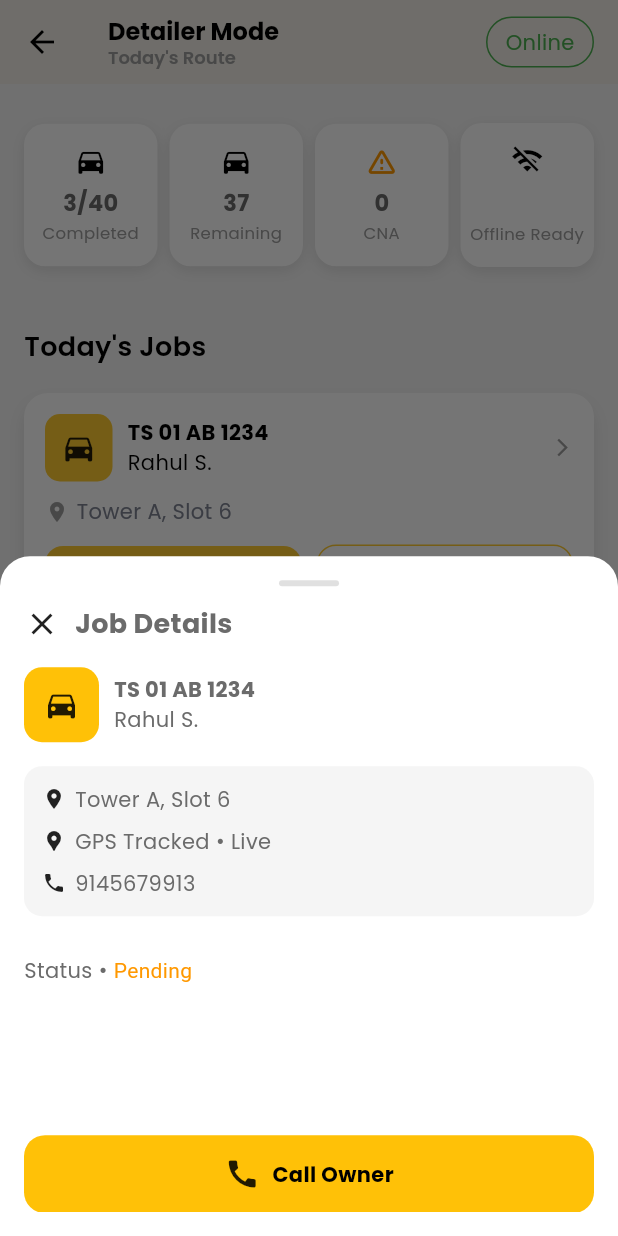
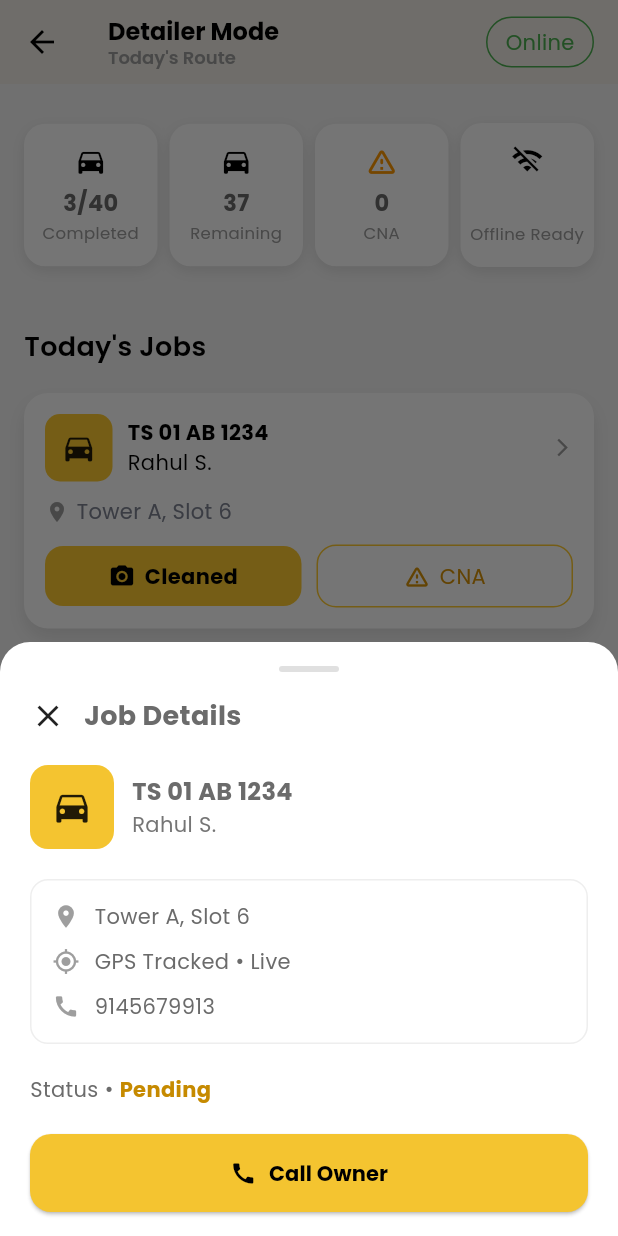
Before and after one commit to Arjun-52/autozy_vendor_app, a Flutter app: the DetailerDashboard screen opened by its route, after a tap on "TS 01 AB 1234", on a phone screen of 412 x 824 dp. Run offline on Flutter 3.47's test engine with Material 3 defaults, Android fonts, the phone set to English and light mode, and no system bars; our stand-ins replace another_flushbar, go_router, image_picker.

Commit message:
detailers done

```diff
--- a/lib/data/models/job_model.dart
+++ b/lib/data/models/job_model.dart
@@ -0,0 +1,13 @@
+class JobModel {
+  final String vehicle;
+  final String name;
+  final String location;
+  bool isCompleted;
+
+  JobModel({
+    required this.vehicle,
+    required this.name,
+    required this.location,
+    this.isCompleted = false,
+  });
+}
--- a/lib/viewmodels/dashboard_viewmodel.dart
+++ b/lib/viewmodels/dashboard_viewmodel.dart
@@ -1,51 +1,69 @@
 import 'package:flutter/material.dart';
-import '../core/services/navigation_service.dart';
-import '../core/base/base_viewmodel.dart';
+import '../../data/models/job_model.dart';
 
-class DashboardViewModel extends BaseViewModel {
-  // State variables
-  bool _isLoggedOut = false;
-  String? _userRole;
-  String? _userName;
+class DashboardViewModel extends ChangeNotifier {
+  List<JobModel> _jobs = [];
 
-  // Getters
-  bool get isLoggedOut => _isLoggedOut;
-  String? get userRole => _userRole;
-  String? get userName => _userName;
+  List<JobModel> get jobs => List.unmodifiable(_jobs);
 
-  Future<void> loadDashboardData(String userRole) async {
-    await executeOperation(() async {
-      await Future.delayed(const Duration(seconds: 1));
-      _userRole = userRole;
-      _userName = 'John Doe';
-    }, onError: 'Failed to load dashboard');
+  void loadJobs() {
+    _jobs = [
+      JobModel(
+        vehicle: "TS 01 AB 1234",
+        name: "Rahul S.",
+        location: "Tower A, Slot 6",
+        isCompleted: false,
+      ),
+      JobModel(
+        vehicle: "MH 03 CD 5678",
+        name: "Priya N.",
+        location: "Tower B, Slot 5",
+        isCompleted: false,
+      ),
+      JobModel(
+        vehicle: "MH 04 EF 9012",
+        name: "Amit K.",
+        location: "Tower B, Slot 8",
+        isCompleted: false,
+      ),
+    ];
+    notifyListeners();
   }
 
-  /// Handle back navigation
-  void handleBackNavigation() {
-    if (NavigationService.context != null &&
-        Navigator.canPop(NavigationService.context!)) {
-      NavigationService.pop();
-    } else {
-      NavigationService.goToRole();
+  bool markJobCompleted(int index) {
+    if (index < 0 || index >= _jobs.length) {
+      return false;
     }
+
+    _jobs[index] = JobModel(
+      vehicle: _jobs[index].vehicle,
+      name: _jobs[index].name,
+      location: _jobs[index].location,
+      isCompleted: true,
+    );
+    notifyListeners();
+    return true;
   }
 
-  /// Logout user
-  Future<void> logout() async {
-    await executeOperation(() async {
-      await Future.delayed(const Duration(seconds: 1));
-      _userRole = null;
-      _userName = null;
-      _isLoggedOut = true;
-      // Navigate to role screen
-      NavigationService.goToRole();
-    }, onError: 'Failed to logout');
+  bool undoJob(int index) {
+    if (index < 0 || index >= _jobs.length) {
+      return false;
+    }
+
+    _jobs[index] = JobModel(
+      vehicle: _jobs[index].vehicle,
+      name: _jobs[index].name,
+      location: _jobs[index].location,
+      isCompleted: false,
+    );
+    notifyListeners();
+    return true;
   }
 
-  /// Reset logout state
-  void resetRole() {
-    _isLoggedOut = false;
-    notifyListeners();
+  JobModel? getJob(int index) {
+    if (index < 0 || index >= _jobs.length) {
+      return null;
+    }
+    return _jobs[index];
   }
 }
--- /dev/null
+++ b/lib/viewmodels/job_details_viewmodel.dart
@@ -0,0 +1,14 @@
+import 'package:flutter/material.dart';
+
+class JobDetailsViewModel extends ChangeNotifier {
+  String vehicleNumber = "TS 01 AB 1234";
+  String customerName = "Rahul S.";
+  String location = "Tower A, Slot 6";
+  String phone = "9145679913";
+  String status = "Pending";
+
+  void callOwner() {
+    debugPrint("Calling $phone");
+    // later: integrate url_launcher
+  }
+}
--- a/lib/views/dashboard/screens/detailer_dashboard.dart
+++ b/lib/views/dashboard/screens/detailer_dashboard.dart
@@ -1,3 +1,5 @@
+import 'package:autozy_vendor_app/viewmodels/job_details_viewmodel.dart';
+import 'package:autozy_vendor_app/views/dashboard/screens/job_details.dart';
 import 'package:flutter/material.dart';
 import 'package:provider/provider.dart';
 import '../widgets/status_card.dart';
@@ -16,11 +18,25 @@ class _DetailerDashboardState extends State<DetailerDashboard> {
   @override
   void initState() {
     super.initState();
-    // Reset logout state when dashboard is initialized
+    // Load jobs when dashboard is initialized
     WidgetsBinding.instance.addPostFrameCallback((_) {
       final vm = context.read<DashboardViewModel>();
-      vm.resetRole();
+      vm.loadJobs();
     });
+  }
+
+  void openJobDetails(BuildContext context) {
+    showModalBottomSheet(
+      context: context,
+      isScrollControlled: true,
+      backgroundColor: Colors.transparent,
+      builder: (_) {
+        return ChangeNotifierProvider(
+          create: (_) => JobDetailsViewModel(),
+          child: const JobDetailsScreen(),
+        );
+      },
+    );
   }
 
   @override
@@ -135,26 +151,34 @@ class _DetailerDashboardState extends State<DetailerDashboard> {
             const SizedBox(height: 10),
 
             Expanded(
-              child: ListView(
-                padding: const EdgeInsets.only(bottom: 30),
-                children: const [
-                  JobCard(
-                    vehicle: "TS 01 AB 1234",
-                    name: "Rahul S.",
-                    location: "Tower A, Slot 6",
-                  ),
-                  JobCard(
-                    vehicle: "MH 03 CD 5678",
-                    name: "Priya M.",
-                    location: "Tower B, Slot 5",
-                  ),
-                  JobCard(
-                    vehicle: "MH 04 EF 9012",
-                    name: "Ravi K.",
-                    location: "Tower B, Slot 8",
-                    isCompleted: true,
-                  ),
-                ],
+              child: Consumer<DashboardViewModel>(
+                builder: (context, viewModel, child) {
+                  if (viewModel.jobs.isEmpty) {
+                    return const Center(
+                      child: Text(
+                        "No jobs available",
+                        style: TextStyle(fontSize: 16, color: Colors.grey),
+                      ),
+                    );
+                  }
+
+                  return ListView.builder(
+                    padding: const EdgeInsets.only(bottom: 30),
+                    itemCount: viewModel.jobs.length,
+                    itemBuilder: (context, index) {
+                      final job = viewModel.jobs[index];
+                      return JobCard(
+                        key: ValueKey(job.vehicle),
+                        vehicle: job.vehicle,
+                        name: job.name,
+                        location: job.location,
+                        isCompleted: job.isCompleted,
+                        index: index,
+                        onTap: () => openJobDetails(context),
+                      );
+                    },
+                  );
+                },
               ),
             ),
           ],
--- /dev/null
+++ b/lib/views/dashboard/screens/job_details.dart
@@ -0,0 +1,157 @@
+import 'package:autozy_vendor_app/viewmodels/job_details_viewmodel.dart';
+import 'package:flutter/material.dart';
+import 'package:provider/provider.dart';
+
+class JobDetailsScreen extends StatelessWidget {
+  const JobDetailsScreen({super.key});
+
+  @override
+  Widget build(BuildContext context) {
+    final vm = Provider.of<JobDetailsViewModel>(context);
+
+    return Container(
+      padding: const EdgeInsets.symmetric(horizontal: 20, vertical: 16),
+      decoration: const BoxDecoration(
+        color: Colors.white,
+        borderRadius: BorderRadius.vertical(top: Radius.circular(20)),
+      ),
+      child: Column(
+        mainAxisSize: MainAxisSize.min,
+        crossAxisAlignment: CrossAxisAlignment.start,
+        children: [
+          // drag handle
+          Center(
+            child: Container(
+              width: 40,
+              height: 4,
+              margin: const EdgeInsets.only(bottom: 16),
+              decoration: BoxDecoration(
+                color: Colors.grey[300],
+                borderRadius: BorderRadius.circular(10),
+              ),
+            ),
+          ),
+
+          // header
+          Row(
+            children: [
+              GestureDetector(
+                onTap: () => Navigator.pop(context),
+                child: const Icon(Icons.close),
+              ),
+              const SizedBox(width: 12),
+              const Text(
+                "Job Details",
+                style: TextStyle(fontSize: 18, fontWeight: FontWeight.bold),
+              ),
+            ],
+          ),
+
+          const SizedBox(height: 20),
+
+          // vehicle + name
+          Row(
+            children: [
+              Container(
+                padding: const EdgeInsets.all(14),
+                decoration: BoxDecoration(
+                  color: const Color(0xffF4C430),
+                  borderRadius: BorderRadius.circular(12),
+                ),
+                child: const Icon(Icons.directions_car, size: 28),
+              ),
+              const SizedBox(width: 12),
+              Column(
+                crossAxisAlignment: CrossAxisAlignment.start,
+                children: [
+                  Text(
+                    vm.vehicleNumber,
+                    style: const TextStyle(
+                      fontWeight: FontWeight.bold,
+                      fontSize: 16,
+                    ),
+                  ),
+                  Text(
+                    vm.customerName,
+                    style: TextStyle(color: Colors.grey[600]),
+                  ),
+                ],
+              ),
+            ],
+          ),
+
+          const SizedBox(height: 20),
+
+          // info card
+          Container(
+            padding: const EdgeInsets.all(14),
+            decoration: BoxDecoration(
+              border: Border.all(color: Colors.grey.shade200),
+              borderRadius: BorderRadius.circular(12),
+            ),
+            child: Column(
+              children: [
+                _infoRow(Icons.location_on, vm.location),
+                const SizedBox(height: 10),
+                _infoRow(Icons.gps_fixed, "GPS Tracked • Live"),
+                const SizedBox(height: 10),
+                _infoRow(Icons.call, vm.phone),
+              ],
+            ),
+          ),
+
+          const SizedBox(height: 20),
+
+          // status
+          Row(
+            children: [
+              const Text("Status • "),
+              Text(
+                vm.status,
+                style: const TextStyle(
+                  color: Color(0xffC68A00),
+                  fontWeight: FontWeight.bold,
+                ),
+              ),
+            ],
+          ),
+
+          const SizedBox(height: 20),
+
+          // button
+          SizedBox(
+            width: double.infinity,
+            child: ElevatedButton.icon(
+              onPressed: vm.callOwner,
+              style: ElevatedButton.styleFrom(
+                backgroundColor: const Color(0xffF4C430),
+                padding: const EdgeInsets.symmetric(vertical: 16),
+                shape: RoundedRectangleBorder(
+                  borderRadius: BorderRadius.circular(14),
+                ),
+              ),
+              icon: const Icon(Icons.call, color: Colors.black),
+              label: const Text(
+                "Call Owner",
+                style: TextStyle(
+                  color: Colors.black,
+                  fontWeight: FontWeight.bold,
+                ),
+              ),
+            ),
+          ),
+        ],
+      ),
+    );
+  }
+
+  Widget _infoRow(IconData icon, String text) {
+    return Row(
+      children: [
+        Icon(icon, size: 18, color: Colors.grey),
+        const SizedBox(width: 10),
+        Text(text),
+      ],
+    );
+  }
+}
--- a/lib/views/dashboard/widgets/job_card.dart
+++ b/lib/views/dashboard/widgets/job_card.dart
@@ -1,46 +1,48 @@
 import 'package:autozy_vendor_app/views/dashboard/widgets/capture_photo_bottom_sheet.dart';
 import 'package:flutter/material.dart';
+import 'package:provider/provider.dart';
 import '../../../core/constants/app_colors.dart';
-import 'job_details_bottom_sheet.dart';
+import '../../../viewmodels/dashboard_viewmodel.dart';
 
 class JobCard extends StatelessWidget {
   final String vehicle;
   final String name;
   final String location;
   final bool isCompleted;
-
+  final int? index;
+  final VoidCallback? onTap;
   const JobCard({
     super.key,
     required this.vehicle,
     required this.name,
     required this.location,
     this.isCompleted = false,
+    this.index,
+    this.onTap,
   });
 
-  void _openBottomSheet(BuildContext context) {
+  void _openCapturePhotoBottomSheet(BuildContext context) {
+    if (index == null) return;
+
     showModalBottomSheet(
       context: context,
       isScrollControlled: true,
       backgroundColor: Colors.transparent,
-      builder: (_) => JobDetailsBottomSheet(
-        vehicle: vehicle,
-        name: name,
-        location: location,
-        phone: "9145679913",
-      ),
+      builder: (_) => CapturePhotoBottomSheet(jobIndex: index!),
     );
   }
 
   @override
   Widget build(BuildContext context) {
-    return GestureDetector(
-      onTap: () => _openBottomSheet(context),
+    return InkWell(
+      onTap: onTap,
+      borderRadius: BorderRadius.circular(16),
 
       child: Container(
         margin: const EdgeInsets.symmetric(vertical: 8),
         padding: const EdgeInsets.all(14),
         decoration: BoxDecoration(
-          color: Colors.white,
+          color: isCompleted ? Colors.grey.shade100 : Colors.white,
           borderRadius: BorderRadius.circular(16),
           boxShadow: [
             BoxShadow(
@@ -90,10 +92,17 @@ class JobCard extends StatelessWidget {
                 Row(
                   children: [
                     if (isCompleted)
-                      const Icon(
-                        Icons.check_circle,
+                      Container(
+                        padding: const EdgeInsets.all(4),
+                        decoration: BoxDecoration(
                           color: Colors.green,
-                        size: 20,
+                          shape: BoxShape.circle,
+                        ),
+                        child: const Icon(
+                          Icons.check,
+                          color: Colors.white,
+                          size: 16,
+                        ),
                       ),
 
                     if (isCompleted) const SizedBox(width: 6),
@@ -129,15 +138,9 @@ class JobCard extends StatelessWidget {
               Row(
                 children: [
                   Expanded(
-                    child: GestureDetector(
-                      onTap: () {
-                        showModalBottomSheet(
-                          context: context,
-                          isScrollControlled: true,
-                          backgroundColor: Colors.transparent,
-                          builder: (_) => const CapturePhotoBottomSheet(),
-                        );
-                      },
+                    child: InkWell(
+                      onTap: () => _openCapturePhotoBottomSheet(context),
+                      borderRadius: BorderRadius.circular(12),
                       child: Container(
                         padding: const EdgeInsets.symmetric(vertical: 10),
                         decoration: BoxDecoration(
@@ -169,15 +172,20 @@ class JobCard extends StatelessWidget {
                   const SizedBox(width: 10),
 
                   Expanded(
+                    child: InkWell(
+                      onTap: () {
+                        // TODO: Implement CNA functionality
+                      },
+                      borderRadius: BorderRadius.circular(13),
                       child: Container(
                         padding: const EdgeInsets.symmetric(vertical: 10),
                         decoration: BoxDecoration(
                           border: Border.all(color: AppColors.primary),
                           borderRadius: BorderRadius.circular(13),
                         ),
-                      child: Row(
+                        child: const Row(
                           mainAxisAlignment: MainAxisAlignment.center,
-                        children: const [
+                          children: [
                             Icon(
                               Icons.warning_amber_rounded,
                               size: 18,
@@ -192,7 +200,42 @@ class JobCard extends StatelessWidget {
                         ),
                       ),
                     ),
+                  ),
                 ],
+              ),
+            ] else if (isCompleted) ...[
+              const SizedBox(height: 12),
+              SizedBox(
+                width: double.infinity,
+                child: InkWell(
+                  onTap: () {
+                    if (index != null) {
+                      context.read<DashboardViewModel>().undoJob(index!);
+                    }
+                  },
+                  borderRadius: BorderRadius.circular(12),
+                  child: Container(
+                    padding: const EdgeInsets.symmetric(vertical: 10),
+                    decoration: BoxDecoration(
+                      color: Colors.orange.shade100,
+                      borderRadius: BorderRadius.circular(12),
+                    ),
+                    child: const Row(
+                      mainAxisAlignment: MainAxisAlignment.center,
+                      children: [
+                        Icon(Icons.undo, size: 18, color: Color(0xFFD79306)),
+                        SizedBox(width: 6),
+                        Text(
+                          "Undo",
+                          style: TextStyle(
+                            fontWeight: FontWeight.bold,
+                            color: Color(0xFFD79306),
+                          ),
+                        ),
+                      ],
+                    ),
+                  ),
+                ),
               ),
             ],
           ],
--- a/pubspec.yaml
+++ b/pubspec.yaml
@@ -41,6 +41,8 @@ dependencies:
   # State Management
   provider: ^6.1.2
   dotted_border: ^3.1.0
+  image_picker: ^1.2.1
+  another_flushbar: ^1.12.32
 
 dev_dependencies:
   flutter_test:
```
Also changed, not shown: lib/core/utils/snackbar_helper.dart (added, +49 -0 lines), lib/views/dashboard/widgets/capture_photo_bottom_sheet.dart (+73 -18 lines), pubspec.lock, 6 other files. Lines whose indentation alone changed are shown as unchanged.
